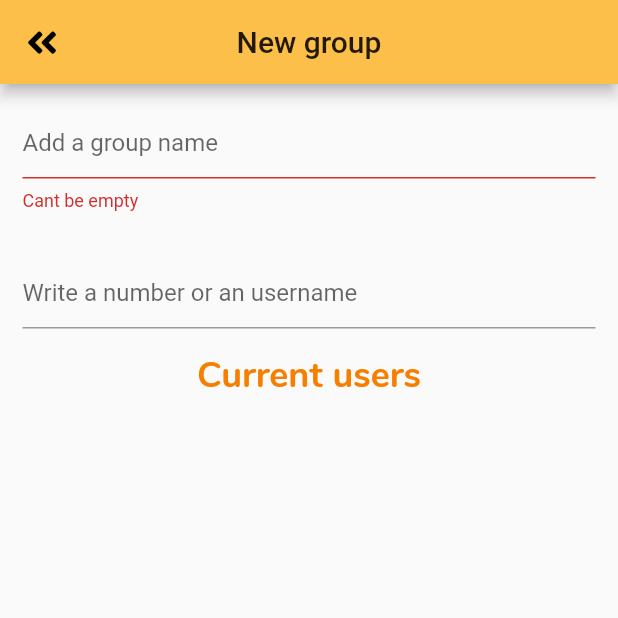
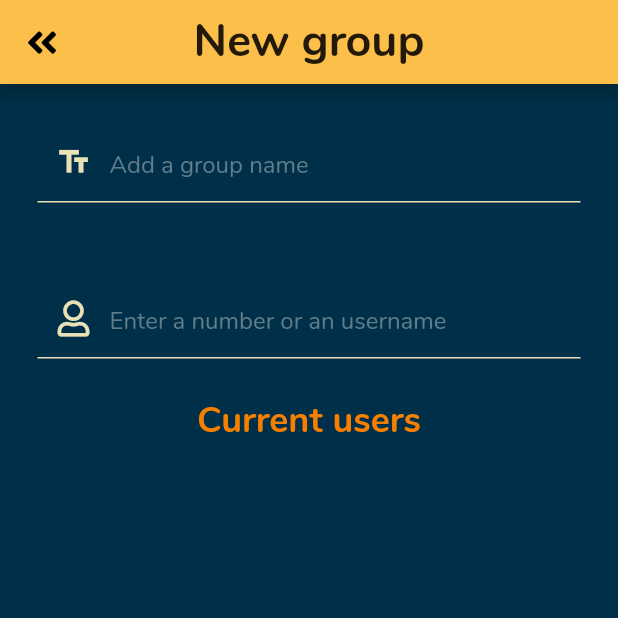
Before and after one commit to NauzetAduen/grocery_list_app, a Flutter app: the NewGroupScreen screen opened directly, on a phone screen of 412 x 824 dp, the top half of it. Run offline on Flutter 3.47's test engine with Material 2 defaults, Android fonts, the phone set to English and light mode, and no system bars; our stand-ins replace cloud_firestore, firebase_auth, font_awesome_flutter, gradient_widgets; accounts and stored records are empty; generated files the repository leaves out were written again.

Commit message:
ADD style to new group view

```diff
--- a/lib/pages/new_group.dart
+++ b/lib/pages/new_group.dart
@@ -6,6 +6,7 @@ import 'package:grocery_list_app/Style/style.dart';
 import 'package:grocery_list_app/components/leading_appbar.dart';
 import 'package:grocery_list_app/models/grocery_list.dart';
 import 'package:grocery_list_app/models/user.dart';
+import 'package:grocery_list_app/utils/validator_helper.dart';
 import 'package:provider/provider.dart';
 
 class NewGroupScreen extends StatefulWidget {
@@ -22,26 +23,44 @@ class _NewGroupScreenState extends State<NewGroupScreen> {
   @override
   Widget build(BuildContext context) {
     return Scaffold(
+      backgroundColor: Style.darkBlue,
       key: _scaffoldKey,
-      appBar: LeadingAppbar(Text("New group")),
-      body: Column(
+      appBar: LeadingAppbar(Text(
+        "New group",
+        style: Style.appbarStyle,
+      )),
+      body: ListView(
         children: <Widget>[
           Padding(
-            padding: const EdgeInsets.all(15.0),
-            child: TextField(
-              onSubmitted: (value) {
+            padding: const EdgeInsets.all(25.0),
+            child: TextFormField(
+              validator: ValidatorHelper.genericEmptyValidator,
+              cursorColor: Style.whiteYellow,
+              style: Style.addPhoneTextFieldStyle,
+              onFieldSubmitted: (value) {
                 setState(() {
                   groupName = value;
                 });
               },
               decoration: InputDecoration(
+                enabledBorder: UnderlineInputBorder(
+                    borderSide: BorderSide(color: Style.whiteYellow)),
+                focusedBorder: UnderlineInputBorder(
+                    borderSide: BorderSide(color: Style.lightYellow)),
+                prefixIcon: Icon(
+                  Icons.text_fields,
+                  color: Style.whiteYellow,
+                ),
+                hintStyle: Style.hintLoginNumberTextStyle,
                 hintText: "Add a group name",
-                  errorText: groupName.isNotEmpty ? null : "Cant be empty"),
+              ),
             ),
           ),
           Padding(
-            padding: const EdgeInsets.all(15.0),
+            padding: const EdgeInsets.all(25.0),
             child: TextField(
+              style: Style.addPhoneTextFieldStyle,
+              cursorColor: Style.whiteYellow,
               onSubmitted: (value) {
                 _isValid = value.isEmpty ? false : true;
                 if (_isValid) {
@@ -49,32 +68,51 @@ class _NewGroupScreenState extends State<NewGroupScreen> {
                 }
               },
               decoration: InputDecoration(
-                  hintText: "Write a number or an username",
-                  errorText: _isValid ? null : "Can't be empty"),
+                prefixIcon: Icon(
+                  FontAwesomeIcons.user,
+                  color: Style.whiteYellow,
+                ),
+                enabledBorder: UnderlineInputBorder(
+                    borderSide: BorderSide(color: Style.whiteYellow)),
+                focusedBorder: UnderlineInputBorder(
+                    borderSide: BorderSide(color: Style.lightYellow)),
+                hintStyle: Style.hintLoginNumberTextStyle,
+                hintText: "Enter a number or an username",
+              ),
             ),
           ),
           Text(
             "Current users",
             style: Style.listTitleTextStyle,
+            textAlign: TextAlign.center,
           ),
           ListView.builder(
             shrinkWrap: true,
             itemCount: users.length,
             itemBuilder: (context, index) {
-              return ListTile(
+              return Padding(
+                padding: const EdgeInsets.all(8.0),
+                child: ListTile(
                   leading: CircleAvatar(
                     backgroundImage: NetworkImage(
                       "${users[index].photoURL}",
                     ),
                   ),
-                title: Text("${users[index].username}"),
+                  title: Text(
+                    "${users[index].username}",
+                    style: Style.addPhoneTextFieldStyle,
+                  ),
                   trailing: IconButton(
-                  icon: Icon(Icons.delete),
+                    icon: Icon(
+                      Icons.remove,
+                      color: Style.darkRed,
+                    ),
                     onPressed: () {
                       setState(() {
                         users.removeAt(index);
                       });
                     },
+                  ),
                 ),
               );
             },
@@ -83,6 +121,7 @@ class _NewGroupScreenState extends State<NewGroupScreen> {
       ),
       floatingActionButton: showFAB()
           ? FloatingActionButton(
+              backgroundColor: Style.darkYellow,
               child: Icon(FontAwesomeIcons.check),
               onPressed: () {
                 if (groupName.isNotEmpty && users.isNotEmpty) {
```
Lines whose indentation alone changed are shown as unchanged.
